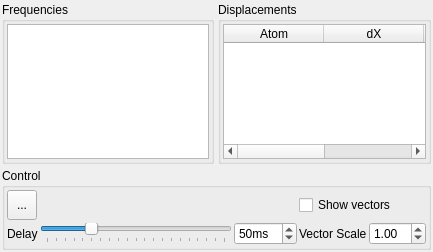
Above: trunk/src/gui/vibrations.ui from trisyoungs/aten before the change. Below: the same form after it.
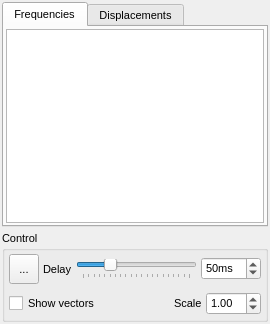
That is the form after the change. Icons and pictures are not drawn.

The edit to the form file:
```diff
--- a/trunk/src/gui/vibrations.ui
+++ b/trunk/src/gui/vibrations.ui
@@ -1,46 +1,62 @@
-<ui version="4.0" >
- <class>VibrationsDialog</class>
- <widget class="QDialog" name="VibrationsDialog" >
-  <property name="geometry" >
+<ui version="4.0">
+ <class>VibrationsWidget</class>
+ <widget class="QDockWidget" name="VibrationsWidget">
+  <property name="geometry">
    <rect>
     <x>0</x>
     <y>0</y>
-    <width>433</width>
-    <height>252</height>
+    <width>270</width>
+    <height>324</height>
    </rect>
   </property>
-  <property name="windowTitle" >
+  <property name="minimumSize">
+   <size>
+    <width>270</width>
+    <height>251</height>
+   </size>
+  </property>
+  <property name="font">
+   <font>
+    <pointsize>8</pointsize>
+   </font>
+  </property>
+  <property name="floating">
+   <bool>true</bool>
+  </property>
+  <property name="allowedAreas">
+   <set>Qt::LeftDockWidgetArea|Qt::RightDockWidgetArea</set>
+  </property>
+  <property name="windowTitle">
    <string>Vibrations</string>
   </property>
-  <property name="windowIcon" >
-   <iconset resource="icons.qrc" >
-    <normaloff>:/stackicons/icons/stack_build.svg</normaloff>:/stackicons/icons/stack_build.svg</iconset>
-  </property>
-  <layout class="QVBoxLayout" name="verticalLayout" >
-   <property name="spacing" >
+  <widget class="QWidget" name="dockWidgetContents">
+   <layout class="QVBoxLayout" name="verticalLayout_3">
+    <property name="spacing">
     <number>4</number>
    </property>
-   <property name="margin" >
+    <property name="margin">
     <number>2</number>
    </property>
    <item>
-    <layout class="QHBoxLayout" name="horizontalLayout_3" >
-     <item>
-      <widget class="QGroupBox" name="FrequenciesGroup" >
-       <property name="title" >
+     <widget class="QTabWidget" name="VibrationsTabWidget">
+      <property name="currentIndex">
+       <number>0</number>
+      </property>
+      <widget class="QWidget" name="FrequenciesTab">
+       <attribute name="title">
         <string>Frequencies</string>
-       </property>
-       <layout class="QHBoxLayout" name="horizontalLayout" >
-        <property name="spacing" >
-         <number>2</number>
-        </property>
-        <property name="margin" >
+       </attribute>
+       <layout class="QVBoxLayout" name="verticalLayout_2">
+        <property name="spacing">
+         <number>4</number>
+        </property>
+        <property name="margin">
          <number>2</number>
         </property>
         <item>
-         <widget class="QListWidget" name="VibrationsList" >
-          <property name="sizePolicy" >
-           <sizepolicy vsizetype="Expanding" hsizetype="Expanding" >
+         <widget class="QListWidget" name="VibrationsList">
+          <property name="sizePolicy">
+           <sizepolicy hsizetype="Expanding" vsizetype="Expanding">
             <horstretch>3</horstretch>
             <verstretch>0</verstretch>
            </sizepolicy>
@@ -58,24 +74,22 @@
         </item>
        </layout>
       </widget>
-     </item>
-     <item>
-      <widget class="QGroupBox" name="DisplacementsGroup" >
-       <property name="title" >
+      <widget class="QWidget" name="DisplacementsTab">
+       <attribute name="title">
         <string>Displacements</string>
-       </property>
-       <layout class="QHBoxLayout" name="horizontalLayout_2" >
-        <property name="spacing" >
-         <number>2</number>
-        </property>
-        <property name="margin" >
+       </attribute>
+       <layout class="QVBoxLayout" name="verticalLayout">
+        <property name="spacing">
+         <number>4</number>
+        </property>
+        <property name="margin">
          <number>2</number>
         </property>
         <item>
-         <widget class="QTableWidget" name="DisplacementsTable" >
-          <property name="sizePolicy" >
-           <sizepolicy vsizetype="Expanding" hsizetype="Expanding" >
-            <horstretch>10</horstretch>
+         <widget class="QTableWidget" name="DisplacementsTable">
+          <property name="sizePolicy">
+           <sizepolicy hsizetype="Expanding" vsizetype="Expanding">
+            <horstretch>0</horstretch>
             <verstretch>0</verstretch>
            </sizepolicy>
           </property>
@@ -115,55 +129,60 @@
         </item>
        </layout>
       </widget>
-     </item>
-    </layout>
+     </widget>
    </item>
    <item>
-    <widget class="QGroupBox" name="ControlGroup" >
-     <property name="title" >
+     <widget class="QGroupBox" name="ControlGroup">
+      <property name="title">
       <string>Control</string>
      </property>
-     <layout class="QHBoxLayout" name="horizontalLayout_5" >
-      <property name="spacing" >
+      <layout class="QVBoxLayout" name="verticalLayout_4">
+       <property name="spacing">
+        <number>4</number>
+       </property>
+       <property name="margin">
        <number>2</number>
       </property>
-      <property name="margin" >
+       <item>
+        <layout class="QHBoxLayout" name="horizontalLayout_4">
+         <property name="spacing">
+          <number>4</number>
+         </property>
+         <property name="margin">
        <number>2</number>
       </property>
       <item>
-       <layout class="QGridLayout" name="gridLayout" >
-        <item row="0" column="2" colspan="2" >
-         <widget class="QCheckBox" name="ShowVectorsCheck" >
-          <property name="text" >
-           <string>Show vectors</string>
-          </property>
-         </widget>
-        </item>
-        <item row="1" column="2" >
-         <widget class="QLabel" name="label" >
-          <property name="sizePolicy" >
-           <sizepolicy vsizetype="Preferred" hsizetype="Minimum" >
-            <horstretch>0</horstretch>
-            <verstretch>0</verstretch>
-           </sizepolicy>
-          </property>
-          <property name="text" >
-           <string>Vector Scale</string>
-          </property>
-         </widget>
-        </item>
-        <item row="1" column="3" >
-         <widget class="QDoubleSpinBox" name="VectorScaleSpin" >
-          <property name="singleStep" >
-           <double>0.100000000000000</double>
-          </property>
-          <property name="value" >
-           <double>1.000000000000000</double>
-          </property>
-         </widget>
-        </item>
-        <item row="1" column="0" colspan="2" >
-         <layout class="QHBoxLayout" name="horizontalLayout_4" >
+          <widget class="QToolButton" name="PlayPauseVibration">
+           <property name="minimumSize">
+            <size>
+             <width>30</width>
+             <height>30</height>
+            </size>
+           </property>
+           <property name="maximumSize">
+            <size>
+             <width>30</width>
+             <height>30</height>
+            </size>
+           </property>
+           <property name="text">
+            <string>...</string>
+           </property>
+           <property name="icon">
+            <iconset resource="icons.qrc">
+             <normaloff>:/playback/icons/traj_playpause.svg</normaloff>:/playback/icons/traj_playpause.svg</iconset>
+           </property>
+           <property name="iconSize">
+            <size>
+             <width>16</width>
+             <height>16</height>
+            </size>
+           </property>
+           <property name="checkable">
+            <bool>true</bool>
+           </property>
+          </widget>
+         </item>
           <item>
            <widget class="QLabel" name="label_2" >
             <property name="sizePolicy" >
@@ -211,35 +230,24 @@
           </item>
          </layout>
         </item>
-        <item row="0" column="0" >
-         <widget class="QToolButton" name="PlayPauseVibration" >
-          <property name="minimumSize" >
-           <size>
-            <width>30</width>
-            <height>30</height>
-           </size>
-          </property>
-          <property name="maximumSize" >
-           <size>
-            <width>30</width>
-            <height>30</height>
-           </size>
-          </property>
-          <property name="text" >
-           <string>...</string>
-          </property>
-          <property name="icon" >
-           <iconset resource="icons.qrc" >
-            <normaloff>:/playback/icons/traj_playpause.svg</normaloff>:/playback/icons/traj_playpause.svg</iconset>
-          </property>
-          <property name="checkable" >
-           <bool>true</bool>
+       <item>
+        <layout class="QHBoxLayout" name="horizontalLayout">
+         <property name="spacing">
+          <number>4</number>
+         </property>
+         <property name="margin">
+          <number>2</number>
+         </property>
+         <item>
+          <widget class="QCheckBox" name="ShowVectorsCheck">
+           <property name="text">
+            <string>Show vectors</string>
           </property>
          </widget>
         </item>
-        <item row="0" column="1" >
-         <spacer name="horizontalSpacer" >
-          <property name="orientation" >
+         <item>
+          <spacer name="horizontalSpacer">
+           <property name="orientation">
            <enum>Qt::Horizontal</enum>
           </property>
           <property name="sizeHint" stdset="0" >
@@ -250,12 +258,39 @@
           </property>
          </spacer>
         </item>
+         <item>
+          <widget class="QLabel" name="label">
+           <property name="sizePolicy">
+            <sizepolicy hsizetype="Minimum" vsizetype="Preferred">
+             <horstretch>0</horstretch>
+             <verstretch>0</verstretch>
+            </sizepolicy>
+           </property>
+           <property name="text">
+            <string>Scale</string>
+           </property>
+          </widget>
+         </item>
+         <item>
+          <widget class="QDoubleSpinBox" name="VectorScaleSpin">
+           <property name="toolTip">
+            <string>Scaling factor applied to rendered displacement arrows</string>
+           </property>
+           <property name="singleStep">
+            <double>0.100000000000000</double>
+           </property>
+           <property name="value">
+            <double>1.000000000000000</double>
+           </property>
+          </widget>
+         </item>
        </layout>
       </item>
      </layout>
     </widget>
    </item>
   </layout>
+  </widget>
  </widget>
  <resources>
   <include location="icons.qrc" />
```
Left out of the diff: 85 changed lines with no effect on the pictures. Lines whose indentation alone changed are shown as unchanged.
